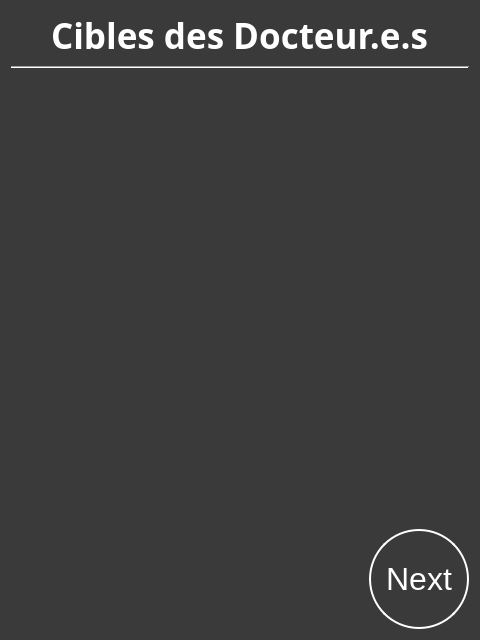
Old version of the form SporzOBC-WAL/code/resources/Phases/Night/Doctor/kill_or_heal_target.ui in the repository Eben-Epi/SporzOBC.
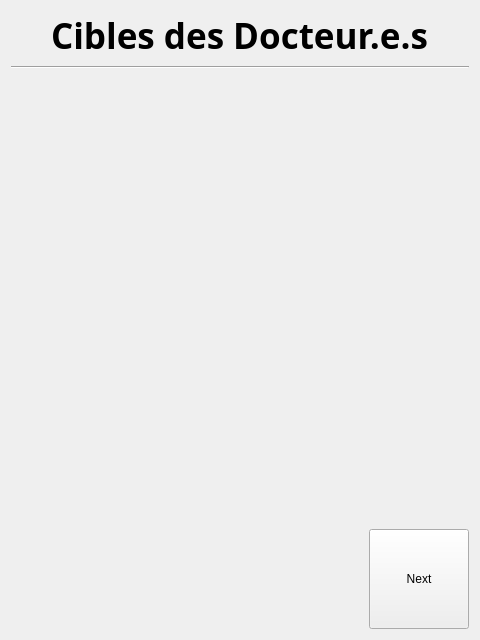
New version of the form.

Commit message: Changed style management of application (will need to use scratchpad pour a lot of night ui views)

Diff of the .ui file:
```diff
--- a/SporzOBC-WAL/code/resources/Phases/Night/Doctor/kill_or_heal_target.ui
+++ b/SporzOBC-WAL/code/resources/Phases/Night/Doctor/kill_or_heal_target.ui
@@ -13,23 +13,7 @@
   <property name="windowTitle">
    <string>Form</string>
   </property>
-  <property name="styleSheet">
-   <string notr="true">#DoctorsKillOrHealTarget {
-    background-color: rgb(58, 58, 58);;
-    }
-
-QLabel {
-	color:white;
-}
-
-QPushButton  {
-    border: 2px solid white;
-    background-color: rgb(58, 58, 58);
-    padding: 10px 10px;
-    font-size: 32px;
-	color:white;
-    border-radius: 50px;
-}</string>
+  <property name="styleSheet"><string notr="true"/>
   </property>
   <layout class="QGridLayout" name="gridLayout">
    <item row="0" column="0">
```
The commit also changes 109 other files.
